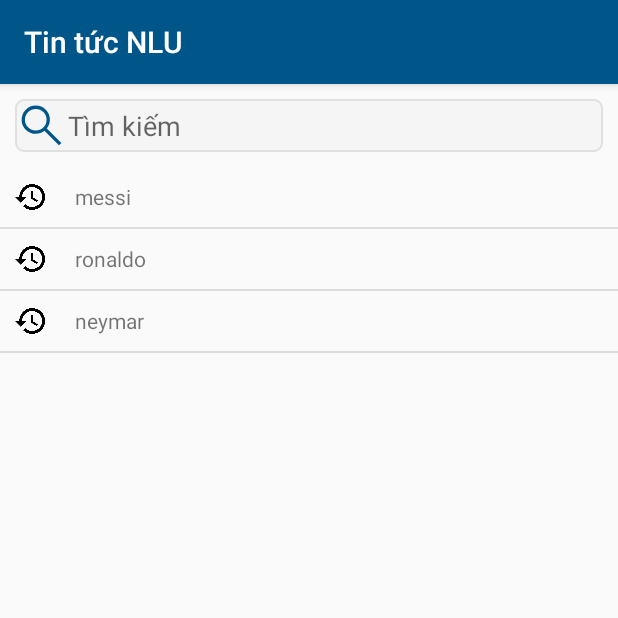
After one commit to TranMinhTuyen-20130459/App_Tin_Tuc, an Android app: the HistorySearchFragment screen opened directly, with no data from a screen before it, on a phone screen of 412 x 824 dp, the top half of it. The commit adds this screen. Run offline under Robolectric (Android 15) with nearby library versions, the phone set to English and light mode, and no system bars; Roboto replaces fonts that are not available here.

Commit message:
thêm giao diện lịch sử tìm kiếm

```diff
--- a/app/src/main/java/com/example/newsapp/MainActivity.java
+++ b/app/src/main/java/com/example/newsapp/MainActivity.java
@@ -3,14 +3,18 @@ package com.example.newsapp;
 import androidx.annotation.NonNull;
 import androidx.appcompat.app.AppCompatActivity;
 
+import android.annotation.SuppressLint;
 import android.app.AlertDialog;
 import android.app.ProgressDialog;
 import android.content.Context;
+import android.content.Intent;
 import android.net.ConnectivityManager;
 import android.net.NetworkInfo;
 import android.os.Bundle;
 import android.os.Handler;
 import android.view.MenuItem;
+import android.view.View;
+import android.widget.TextView;
 import android.widget.Toast;
 
 import com.example.newsapp.fragment.MainFragment;
@@ -30,13 +34,13 @@ public class MainActivity extends AppCompatActivity {
     long lastClickTime = 0;
     private long backPressed;
     private int count;
-
     ArrayList<ArrayList<News>> listAll;
 
     @Override
     protected void onCreate(Bundle savedInstanceState) {
         super.onCreate(savedInstanceState);
         setContentView(R.layout.activity_main);
+
         bt_nav = findViewById(R.id.bottom_nav);
         // load dữ liệu bảng danh mục ngay tại đây
         listAll = new ArrayList<>();
--- a/app/src/main/java/com/example/newsapp/SearchActivity.java
+++ b/app/src/main/java/com/example/newsapp/SearchActivity.java
@@ -4,11 +4,25 @@ import androidx.appcompat.app.AppCompatActivity;
 
 import android.os.Bundle;
 
+import com.example.newsapp.fragment.search.HistorySearchFragment;
+
 public class SearchActivity extends AppCompatActivity {
+
 
     @Override
     protected void onCreate(Bundle savedInstanceState) {
         super.onCreate(savedInstanceState);
         setContentView(R.layout.activity_search);
+
+        // Khởi tạo Fragment
+        HistorySearchFragment frHistorySearch = new HistorySearchFragment();
+
+        // Thêm Fragment vào Activity
+        getSupportFragmentManager()
+                .beginTransaction()
+                .add(R.id.fragment_history_search, frHistorySearch)
+                .commit();
     }
+
+
 }
--- a/app/src/main/java/com/example/newsapp/adapter/DataListHistorySearchAdapter.java
+++ /dev/null
@@ -1,4 +0,0 @@
-package com.example.newsapp.adapter;
-
-public class DataListHistorySearchAdapter {
-}
--- /dev/null
+++ b/app/src/main/java/com/example/newsapp/adapter/HistorySearchAdapter.java
@@ -0,0 +1,49 @@
+package com.example.newsapp.adapter;
+
+import android.content.Context;
+import android.view.LayoutInflater;
+import android.view.View;
+import android.view.ViewGroup;
+import android.widget.ArrayAdapter;
+import android.widget.TextView;
+
+import androidx.annotation.NonNull;
+import androidx.annotation.Nullable;
+
+import com.example.newsapp.R;
+
+import java.util.List;
+
+public class HistorySearchAdapter extends ArrayAdapter<String> {
+
+    private Context ctx;
+    private List<String> list_data;
+
+    public HistorySearchAdapter(@NonNull Context context, int resource, @NonNull List<String> listHistorySearch) {
+        super(context, resource, listHistorySearch);
+        this.ctx = context;
+        this.list_data = listHistorySearch;
+    }
+
+    @Override
+    public int getCount() {
+        return list_data.size();
+    }
+
+    @NonNull
+    @Override
+    public View getView(int position, @Nullable View convertView, @NonNull ViewGroup parent) {
+
+        View itemView = convertView;
+        if (itemView == null) {
+            LayoutInflater inflater = LayoutInflater.from(getContext());
+            itemView = inflater.inflate(R.layout.history_search, parent, false);
+        }
+
+        // thực hiện đổ dữ liệu vào itemView
+        TextView item_text_view_history_search = itemView.findViewById(R.id.text_view_history_search);
+        item_text_view_history_search.setText(list_data.get(position));
+        return itemView;
+
+    }
+}
--- a/app/src/main/java/com/example/newsapp/fragment/MainFragment.java
+++ b/app/src/main/java/com/example/newsapp/fragment/MainFragment.java
@@ -1,11 +1,13 @@
 package com.example.newsapp.fragment;
 
+import android.content.Intent;
 import android.os.Bundle;
 import android.view.LayoutInflater;
 import android.view.View;
 import android.view.ViewGroup;
 import android.widget.EditText;
 import android.widget.ListView;
+import android.widget.TextView;
 
 import androidx.annotation.NonNull;
 import androidx.annotation.Nullable;
@@ -13,6 +15,7 @@ import androidx.fragment.app.Fragment;
 import androidx.fragment.app.FragmentStatePagerAdapter;
 import androidx.viewpager.widget.ViewPager;
 
+import com.example.newsapp.SearchActivity;
 import com.example.newsapp.fragment.child.EntertainmentFragment;
 import com.example.newsapp.fragment.child.HomeFragment;
 import com.example.newsapp.fragment.child.PolicalFragment;
@@ -35,11 +38,21 @@ public class MainFragment extends Fragment {
     private ViewPager viewPager;
     private EditText searchEditText;
     static int numberOfTitlesLoaded = 0;
+    private TextView tv_search;
 
     @Nullable
     @Override
     public View onCreateView(@NonNull LayoutInflater inflater, @Nullable ViewGroup container, @Nullable Bundle savedInstanceState) {
         View view = inflater.inflate(R.layout.main_fragment, container, false);
+
+        tv_search = view.findViewById(R.id.search_text_view);
+        tv_search.setOnClickListener(new View.OnClickListener() {
+            @Override
+            public void onClick(View view) {
+                Intent activity_search = new Intent(getContext(), SearchActivity.class);
+                startActivity(activity_search);
+            }
+        });
 
         // Khởi tạo đối tượng ViewPager và TabLayout
         viewPager = view.findViewById(R.id.view_pager);
@@ -55,13 +68,7 @@ public class MainFragment extends Fragment {
         adapter.addFragment(new SportFragment(), "Thể thao");
         adapter.addFragment(new ShoppingFragment(), "Đời sống");
         adapter.addFragment(new EntertainmentFragment(), "Giải trí");
-        adapter.addFragment(new EntertainmentFragment(), "Sức khỏe");
-        adapter.addFragment(new EntertainmentFragment(), "Quân sự");
-        adapter.addFragment(new EntertainmentFragment(), "Giáo dục");
-        adapter.addFragment(new EntertainmentFragment(), "Du lịch");
 //        viewPager.setAdapter(adapter);
-
-
 
         // Kết nối TabLayout với ViewPager
         tabLayout.setupWithViewPager(viewPager);
--- a/app/src/main/java/com/example/newsapp/fragment/child/HomeFragment.java
+++ b/app/src/main/java/com/example/newsapp/fragment/child/HomeFragment.java
@@ -34,6 +34,7 @@ public class HomeFragment extends Fragment {
             mDataList = (ArrayList<News>) bundle.getSerializable(Constants.KEY_LIST_NEWS_MAIN);
             mDataList = mDataList.stream().limit(Constants.QUANTITY_NEWS_OF_CATE)
                     .collect(Collectors.toCollection(ArrayList::new));
+            // giới hạn số lượng của bài viết của một danh mục
         }
 
         mListView = view.findViewById(R.id.list_view_home);
--- /dev/null
+++ b/app/src/main/java/com/example/newsapp/fragment/search/HistorySearchFragment.java
@@ -0,0 +1,34 @@
+package com.example.newsapp.fragment.search;
+
+import android.os.Bundle;
+import android.view.LayoutInflater;
+import android.view.View;
+import android.view.ViewGroup;
+import android.widget.ListView;
+
+import androidx.fragment.app.Fragment;
+
+import com.example.newsapp.R;
+import com.example.newsapp.adapter.HistorySearchAdapter;
+
+import java.util.Arrays;
+import java.util.List;
+
+public class HistorySearchFragment extends Fragment {
+
+    ListView list_view_search; // ListView lịch sử tìm kiếm bài viết
+    List<String> list_data_search = Arrays.asList("messi", "ronaldo", "neymar");
+
+    //List<String> list_data_search = Arrays.asList();
+
+    @Override
+    public View onCreateView(LayoutInflater inflater, ViewGroup container, Bundle savedInstanceState) {
+        // Tạo và trả về view cho Fragment Lịch sử tìm kiếm
+        View view = inflater.inflate(R.layout.list_history_search_fragment, container, false);
+        list_view_search = view.findViewById(R.id.list_view_history_search);
+        HistorySearchAdapter history_search_adapter = new HistorySearchAdapter(getContext(), android.R.layout.simple_list_item_1, list_data_search);
+        list_view_search.setAdapter(history_search_adapter);
+        return view;
+    }
+
+}
--- a/app/src/main/java/com/example/newsapp/models/News.java
+++ b/app/src/main/java/com/example/newsapp/models/News.java
@@ -42,9 +42,6 @@ public class News implements Serializable {
         this.date = date;
     }
 
-
-
-
     public News(String title, String link, String linkImage, String date) {
         this.title = title;
         this.link = link;
@@ -52,7 +49,4 @@ public class News implements Serializable {
         this.date = date;
     }
 
-
-
-
 }
--- a/app/src/main/res/layout/activity_search.xml
+++ b/app/src/main/res/layout/activity_search.xml
@@ -16,11 +16,17 @@
         android:hint="Tìm kiếm"
         android:imeOptions="actionSearch"
         android:inputType="text"
-        android:maxLines="1" />
+        android:maxLines="1"
+        android:layout_marginLeft="10dp"
+        android:layout_marginRight="10dp"
+        android:layout_marginTop="10dp"
+        android:layout_marginBottom="10dp"/>
 
     <FrameLayout
+        android:id="@+id/fragment_history_search"
         android:layout_width="match_parent"
-        android:layout_height="wrap_content"
-        android:layout_above="@+id/search_news" />
+        android:layout_height="match_parent"
+        android:layout_below="@+id/search_news" />
+
 
 </RelativeLayout>
--- a/app/src/main/res/layout/category_fragment.xml
+++ b/app/src/main/res/layout/category_fragment.xml
@@ -2,13 +2,11 @@
 <RelativeLayout xmlns:android="http://schemas.android.com/apk/res/android"
     android:layout_width="match_parent"
     android:layout_height="match_parent"
-    android:background="@color/white"
+    android:background="@color/white">
 
-    >
     <ListView
         android:id="@+id/list_view_home"
         android:layout_width="match_parent"
-        android:layout_height="match_parent"
-        />
+        android:layout_height="match_parent" />
 
 </RelativeLayout>
--- /dev/null
+++ b/app/src/main/res/layout/history_search.xml
@@ -0,0 +1,24 @@
+<?xml version="1.0" encoding="utf-8"?>
+<LinearLayout xmlns:android="http://schemas.android.com/apk/res/android"
+    android:layout_width="match_parent"
+    android:layout_height="match_parent">
+
+    <ImageView
+        android:layout_width="20dp"
+        android:layout_height="20dp"
+        android:layout_marginLeft="10dp"
+        android:layout_marginRight="20dp"
+        android:layout_marginTop="10dp"
+        android:layout_marginBottom="10dp"
+        android:src="@drawable/ic_history_search"/>
+
+    <TextView
+        android:id="@+id/text_view_history_search"
+        android:layout_width="wrap_content"
+        android:layout_height="wrap_content"
+        android:layout_weight="1"
+        android:text=""
+        android:layout_marginTop="10dp"
+        android:layout_marginBottom="10dp" />
+
+</LinearLayout>
--- a/app/src/main/res/layout/history_search_news.xml
+++ /dev/null
@@ -1,6 +0,0 @@
-<?xml version="1.0" encoding="utf-8"?>
-<androidx.constraintlayout.widget.ConstraintLayout xmlns:android="http://schemas.android.com/apk/res/android"
-    android:layout_width="match_parent"
-    android:layout_height="match_parent">
-
-</androidx.constraintlayout.widget.ConstraintLayout>
--- /dev/null
+++ b/app/src/main/res/layout/list_history_search_fragment.xml
@@ -0,0 +1,13 @@
+<?xml version="1.0" encoding="utf-8"?>
+<LinearLayout xmlns:android="http://schemas.android.com/apk/res/android"
+    xmlns:app="http://schemas.android.com/apk/res-auto"
+    android:layout_width="match_parent"
+    android:layout_height="match_parent"
+    app:layoutDescription="@xml/history_search_fragment_scene">
+
+    <ListView
+        android:id="@+id/list_view_history_search"
+        android:layout_width="match_parent"
+        android:layout_height="match_parent" />
+
+</LinearLayout>
--- a/app/src/main/res/layout/main_fragment.xml
+++ b/app/src/main/res/layout/main_fragment.xml
@@ -13,17 +13,15 @@
         android:theme="@style/ThemeOverlay.AppCompat.ActionBar"
         app:popupTheme="@style/AppTheme.PopupOverlay">
 
-        <EditText
-            android:id="@+id/search_edit_text"
+        <TextView
+            android:id="@+id/search_text_view"
             android:layout_width="match_parent"
             android:layout_height="wrap_content"
             android:background="@drawable/et"
             android:drawableLeft="@drawable/ic_search"
             android:hint="Tìm kiếm"
-            android:inputType="text"
-            android:maxLines="1"
-            android:singleLine="true"
-            android:imeOptions="actionSearch"/>
+            android:gravity="center_vertical"
+            />
 
     </androidx.appcompat.widget.Toolbar>
 
--- /dev/null
+++ b/app/src/main/res/xml/history_search_fragment_scene.xml
@@ -0,0 +1,19 @@
+<?xml version="1.0" encoding="utf-8"?>
+<MotionScene
+    xmlns:android="http://schemas.android.com/apk/res/android"
+    xmlns:motion="http://schemas.android.com/apk/res-auto">
+
+    <Transition
+        motion:constraintSetEnd="@+id/end"
+        motion:constraintSetStart="@id/start"
+        motion:duration="1000">
+       <KeyFrameSet>
+       </KeyFrameSet>
+    </Transition>
+
+    <ConstraintSet android:id="@+id/start">
+    </ConstraintSet>
+
+    <ConstraintSet android:id="@+id/end">
+    </ConstraintSet>
+</MotionScene>
```
Also changed, not shown: app/src/main/res/drawable/ic_history_search.png (added). Lines whose indentation alone changed are shown as unchanged.
